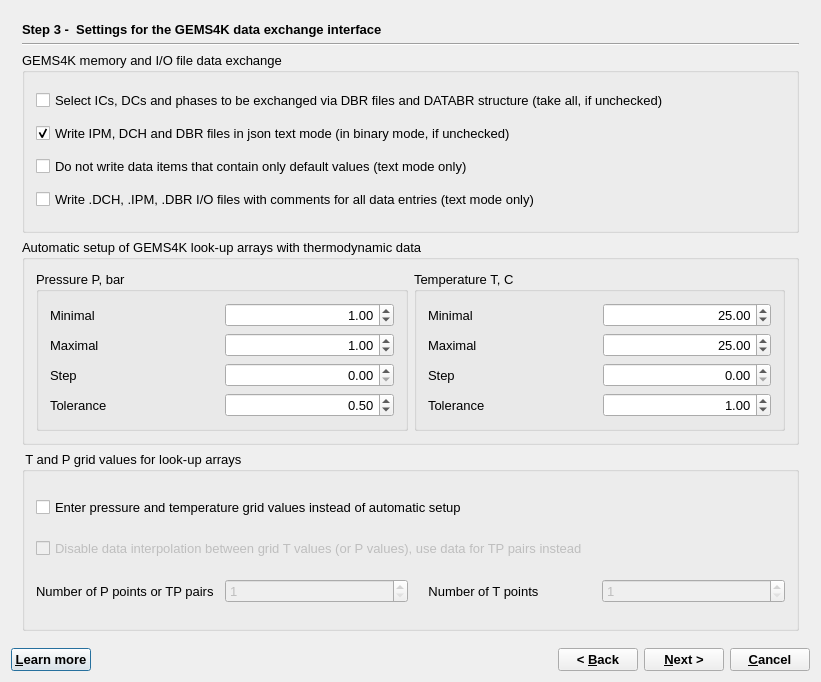
gemshub/GEMSGUI, file GUI/Dialogs4/GEM2MTWizard4.ui: the form before one commit.
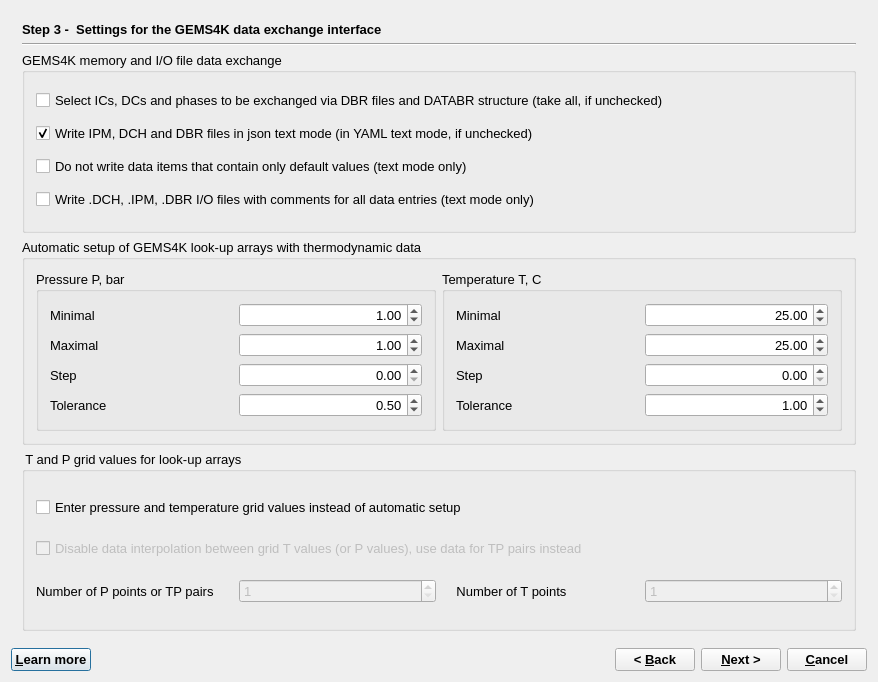
The form after the commit. The open tabs and pages were chosen to show the change.

Commit message: added yaml output mode instead binary mode, bugfix in model header

The edit to the form file:
```diff
--- a/GUI/Dialogs4/GEM2MTWizard4.ui
+++ b/GUI/Dialogs4/GEM2MTWizard4.ui
@@ -9,7 +9,7 @@
    <rect>
     <x>0</x>
     <y>0</y>
-    <width>821</width>
+    <width>878</width>
     <height>682</height>
    </rect>
   </property>
@@ -735,7 +735,7 @@
           <item>
            <widget class="QCheckBox" name="chMode">
             <property name="text">
-             <string>Write IPM, DCH and DBR files in json text mode (in binary mode, if unchecked)</string>
+             <string>Write IPM, DCH and DBR files in json text mode (in YAML text mode, if unchecked)</string>
             </property>
             <property name="checked">
              <bool>true</bool>
```
Left out of the diff: 2 changed lines with no effect on the pictures. The commit also changes 7 other files.
